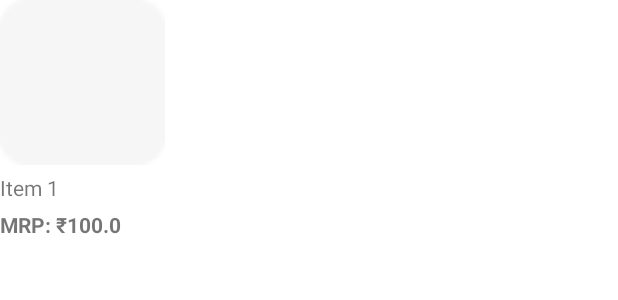
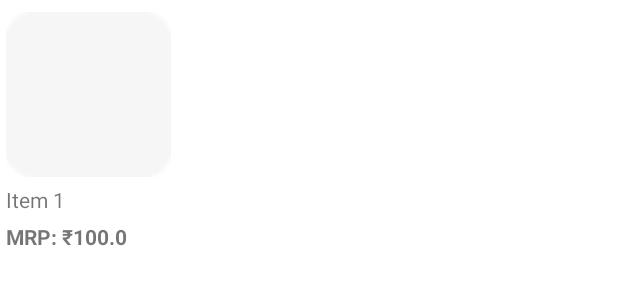
Before and after one commit to subhayan64/MvvmArchApp, an Android app: the layout item_grid_component.xml on its own in the app's theme, with its tools: preview values and no code run, on a phone screen of 412 x 824 dp. Shown: the top 300 px of the screen. Run offline under Robolectric (Android 15) with nearby library versions, the phone set to English and light mode, and no system bars.

```diff
--- a/app/src/main/java/com/example/mvvmarchapp/view/fragments/GridViewFragment.kt
+++ b/app/src/main/java/com/example/mvvmarchapp/view/fragments/GridViewFragment.kt
@@ -35,7 +35,8 @@ class GridViewFragment : Fragment() {
 
         productsViewModel.items.observe(viewLifecycleOwner) { items ->
             items?.let {
-                adapter = ItemListAdapter(items, 1)
+                it.addAll(it)
+                adapter = ItemListAdapter(it, 1)
                 binding.rvGridItems.adapter = adapter
             }
         }
--- a/app/src/main/res/layout/activity_main.xml
+++ b/app/src/main/res/layout/activity_main.xml
@@ -22,7 +22,6 @@
         android:layout_height="0dp"
         app:defaultNavHost="true"
         app:layout_constraintEnd_toEndOf="parent"
-        app:layout_constraintHorizontal_bias="0.5"
         app:layout_constraintStart_toStartOf="parent"
         app:layout_constraintTop_toBottomOf="@id/iAppBarLayout"
         app:layout_constraintBottom_toTopOf="@id/bnvBottomNav"
--- a/app/src/main/res/layout/item_grid_component.xml
+++ b/app/src/main/res/layout/item_grid_component.xml
@@ -2,8 +2,8 @@
 <androidx.constraintlayout.widget.ConstraintLayout xmlns:android="http://schemas.android.com/apk/res/android"
     xmlns:app="http://schemas.android.com/apk/res-auto"
     xmlns:tools="http://schemas.android.com/tools"
-    android:paddingEnd="9dp"
-    android:paddingBottom="29dp"
+    android:layout_marginHorizontal="4dp"
+    android:layout_marginVertical="8dp"
     android:layout_width="wrap_content"
     android:layout_height="wrap_content">
 
--- a/app/src/main/res/values/themes.xml
+++ b/app/src/main/res/values/themes.xml
@@ -6,7 +6,7 @@
         <item name="colorPrimaryVariant">@color/purple_700</item>
         <item name="colorOnPrimary">@color/white</item>
         <!-- Secondary brand color. -->
-        <item name="colorSecondary">@color/teal_200</item>
+        <item name="colorSecondary">@color/purple_500</item>
         <item name="colorSecondaryVariant">@color/teal_700</item>
         <item name="colorOnSecondary">@color/black</item>
         <!-- Status bar color. -->
```
Also changed, not shown: app/src/main/res/layout/fragment_grid_view.xml (+26 -11 lines).
